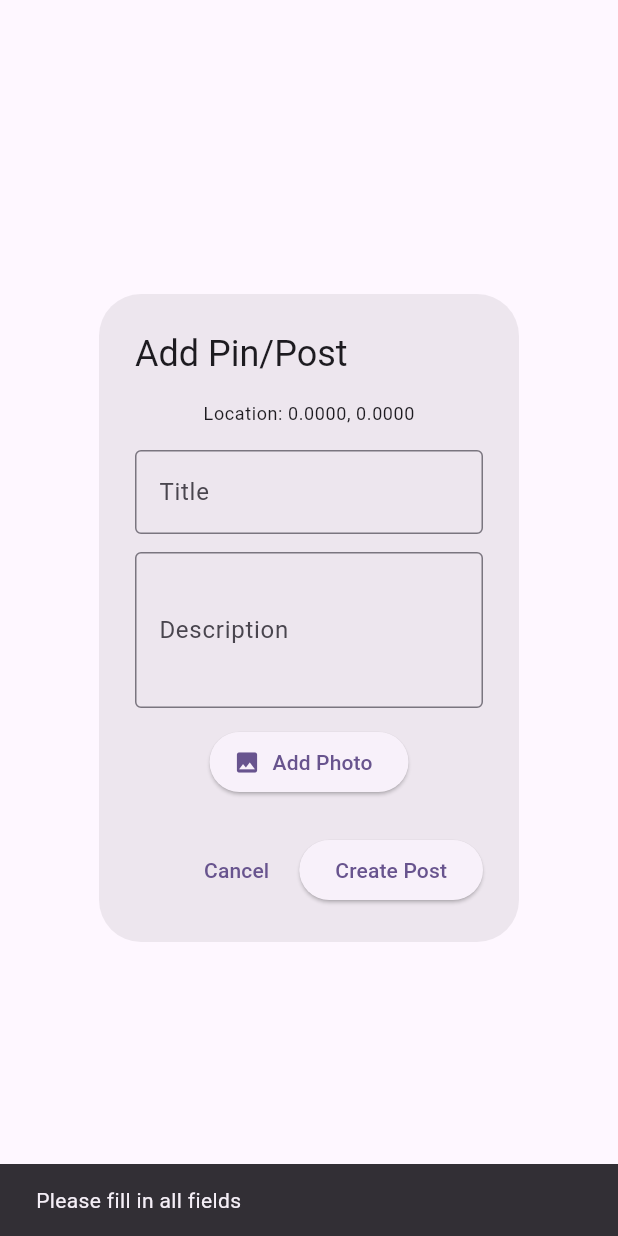
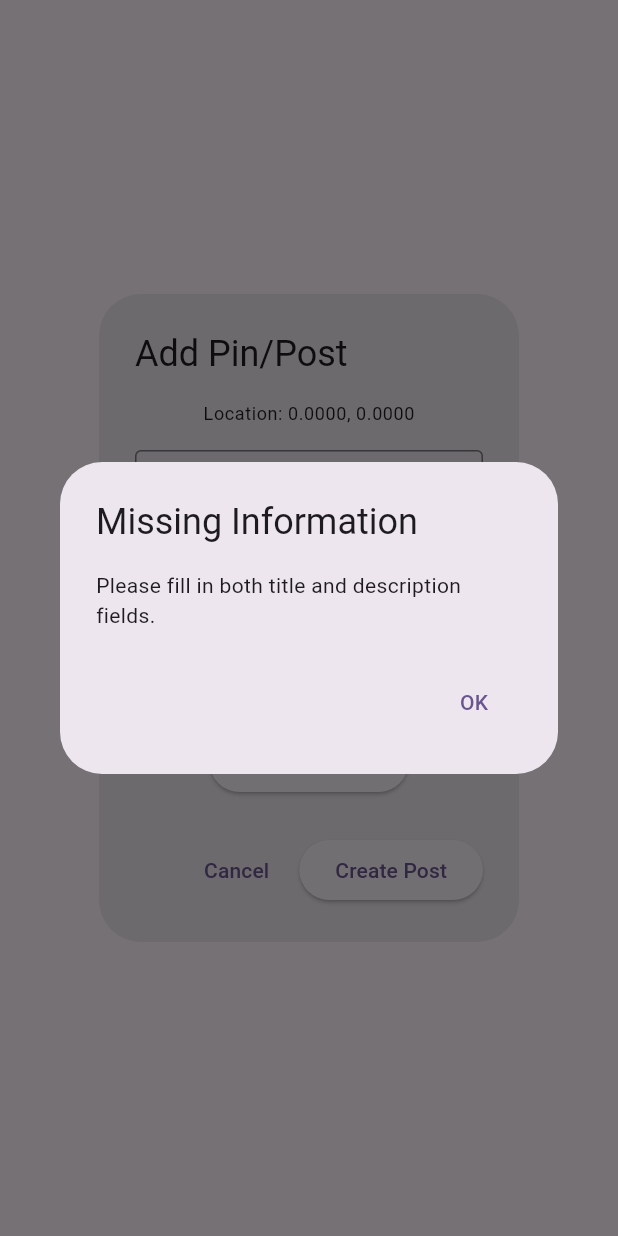
Before and after one commit to DreadPirateDuppie/prototype_0_0_1, a Flutter app: the AddPostDialog widget shown alone on an empty page, opened directly with empty values, after a tap on "Create Post", on a phone screen of 412 x 824 dp. Run offline on Flutter 3.47's test engine with Material 3 defaults, Android fonts, the phone set to English and light mode, and no system bars; our stand-ins replace flutter_map, geolocator, image_picker, latlong2, shared_preferences, supabase_flutter; accounts and stored records are empty.

Commit message:
Fix map pin creation and UI issues
Co-authored-by: DreadPirateDuppie <191707304+DreadPirateDuppie@users.noreply.github.com>

```diff
--- a/lib/screens/add_post_dialog.dart
+++ b/lib/screens/add_post_dialog.dart
@@ -50,9 +50,19 @@ class _AddPostDialogState extends State<AddPostDialog> {
   }
 
   Future<void> _createPost() async {
-    if (_titleController.text.isEmpty || _descriptionController.text.isEmpty) {
-      ScaffoldMessenger.of(context).showSnackBar(
-        const SnackBar(content: Text('Please fill in all fields')),
+    if (_titleController.text.trim().isEmpty || _descriptionController.text.trim().isEmpty) {
+      showDialog(
+        context: context,
+        builder: (context) => AlertDialog(
+          title: const Text('Missing Information'),
+          content: const Text('Please fill in both title and description fields.'),
+          actions: [
+            TextButton(
+              onPressed: () => Navigator.pop(context),
+              child: const Text('OK'),
+            ),
+          ],
+        ),
       );
       return;
     }
```
Also changed, not shown: lib/tabs/map_tab.dart (+16 -11 lines).
